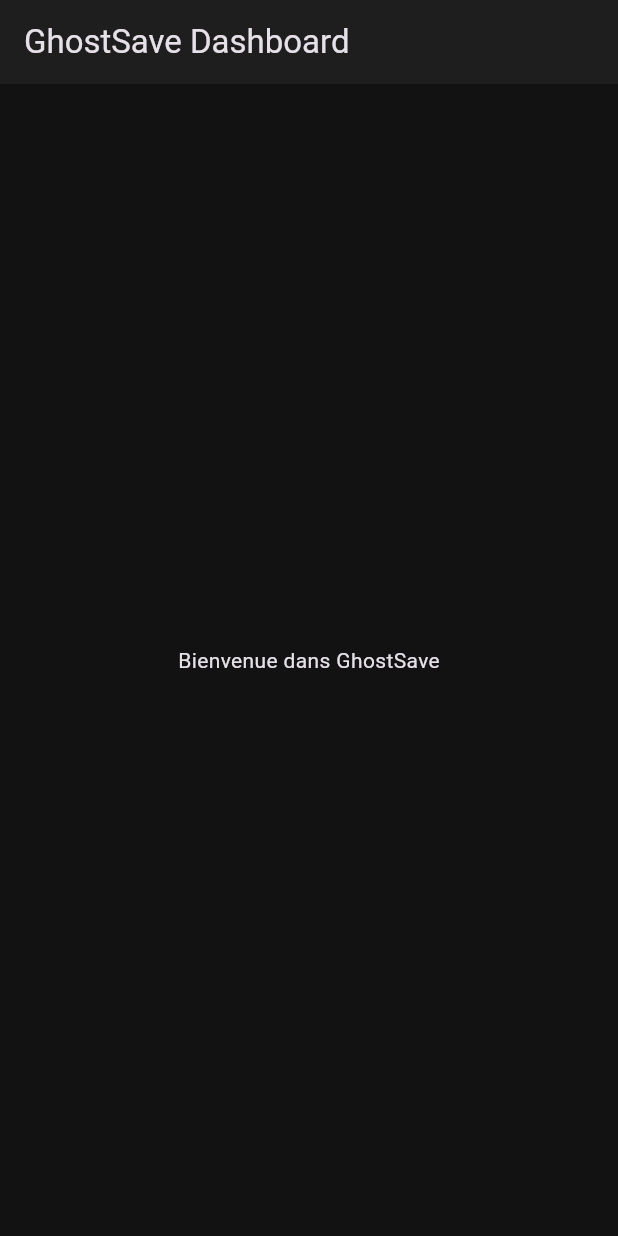
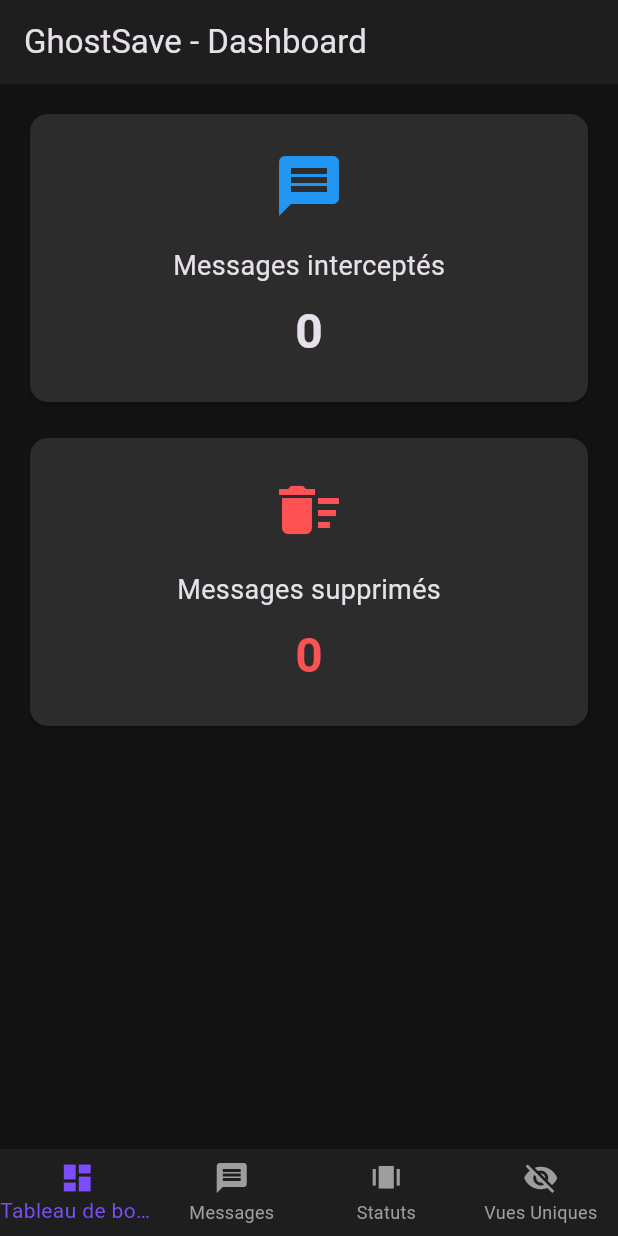
Before and after one commit to Dassi28/GhostSave, a Flutter app: the screen it shows after launch, on a phone screen of 412 x 824 dp. Run offline on Flutter 3.47's test engine with Material 3 defaults, Android fonts, the phone set to English and light mode, and no system bars; our stand-ins replace get, permission_handler, sqflite, watcher; accounts and stored records are empty; statements that could not run were skipped.

Commit message:
feat: Implement GhostSave core pages and logic
- Created MessageModel and MediaModel.
- Implemented StorageService for SQFlite persistence and queries.
- Implemented FileSystemService to watch and copy view once media and statuses.
- Added platform constraints `Platform.isAndroid` to safely allow building on iOS.
- Implemented Dashboard, Messages, Statuses and ViewOnce modules with GetX architecture.
- Added intl dependency for date formatting.
- Requested Android permissions properly using permission_handler.

Co-authored-by: Dassi28 <177554869+Dassi28@users.noreply.github.com>

```diff
--- a/lib/main.dart
+++ b/lib/main.dart
@@ -1,9 +1,26 @@
 import 'package:flutter/material.dart';
 import 'package:get/get.dart';
-import 'package:flutter/services.dart';
+import 'package:permission_handler/permission_handler.dart';
 
-void main() {
+import 'core/services/notification_service.dart';
+import 'core/services/storage_service.dart';
+import 'core/services/file_system_service.dart';
+
+import 'modules/dashboard/dashboard_view.dart';
+import 'modules/messages/messages_view.dart';
+import 'modules/statuses/statuses_view.dart';
+import 'modules/view_once/view_once_view.dart';
+
+void main() async {
   WidgetsFlutterBinding.ensureInitialized();
+
+  // Initialisation des services
+  await Get.putAsync(() => StorageService().init());
+  await Get.putAsync(() => FileSystemService().init());
+
+  // NotificationService dépend de StorageService
+  Get.put(NotificationService());
+
   runApp(const GhostSaveApp());
 }
 
@@ -21,51 +38,89 @@ class GhostSaveApp extends StatelessWidget {
           backgroundColor: Color(0xFF1E1E1E),
           elevation: 0,
         ),
+        bottomNavigationBarTheme: const BottomNavigationBarThemeData(
+          backgroundColor: Color(0xFF1E1E1E),
+          selectedItemColor: Colors.deepPurpleAccent,
+          unselectedItemColor: Colors.grey,
+        ),
       ),
-      initialBinding: InitialBinding(),
-      home: const DashboardView(),
+      home: const MainLayout(),
     );
   }
 }
 
-class InitialBinding extends Bindings {
+class MainLayout extends StatefulWidget {
+  const MainLayout({super.key});
+
   @override
-  void dependencies() {
-    Get.put(NotificationService());
-  }
+  State<MainLayout> createState() => _MainLayoutState();
 }
 
-class NotificationService extends GetxService {
-  static const MethodChannel _channel = MethodChannel('com.ghostsave/notifications');
+class _MainLayoutState extends State<MainLayout> {
+  int _currentIndex = 0;
+
+  final List<Widget> _pages = [
+    const DashboardView(),
+    const MessagesView(),
+    const StatusesView(),
+    const ViewOnceView(),
+  ];
 
   @override
-  void onInit() {
-    super.onInit();
-    _channel.setMethodCallHandler(_handleMethodCall);
+  void initState() {
+    super.initState();
+    _requestPermissions();
   }
 
-  Future<void> _handleMethodCall(MethodCall call) async {
-    if (call.method == 'onNotificationReceived') {
-      final data = call.arguments as Map<dynamic, dynamic>;
-      final title = data['title'];
-      final text = data['text'];
-      debugPrint('Notification received: $title - $text');
-      // Implémentation : sauvegarder dans SQFlite ici
+  Future<void> _requestPermissions() async {
+    // Demander les permissions de stockage
+    if (await Permission.manageExternalStorage.isDenied) {
+      await Permission.manageExternalStorage.request();
+    }
+    if (await Permission.storage.isDenied) {
+      await Permission.storage.request();
+    }
+    // Demander l'accès aux notifications (renvoie vers les paramètres Android)
+    if (await Permission.notification.isDenied) {
+      await Permission.notification.request();
+    }
+
+    // Une fois les permissions accordées, on démarre le watcher
+    if (await Permission.manageExternalStorage.isGranted || await Permission.storage.isGranted) {
+       Get.find<FileSystemService>().startFlashSaveWatcher();
     }
   }
-}
-
-class DashboardView extends StatelessWidget {
-  const DashboardView({super.key});
 
   @override
   Widget build(BuildContext context) {
     return Scaffold(
-      appBar: AppBar(
-        title: const Text('GhostSave Dashboard'),
-      ),
-      body: const Center(
-        child: Text('Bienvenue dans GhostSave'),
+      body: _pages[_currentIndex],
+      bottomNavigationBar: BottomNavigationBar(
+        currentIndex: _currentIndex,
+        onTap: (index) {
+          setState(() {
+            _currentIndex = index;
+          });
+        },
+        type: BottomNavigationBarType.fixed,
+        items: const [
+          BottomNavigationBarItem(
+            icon: Icon(Icons.dashboard),
+            label: 'Tableau de bord',
+          ),
+          BottomNavigationBarItem(
+            icon: Icon(Icons.message),
+            label: 'Messages',
+          ),
+          BottomNavigationBarItem(
+            icon: Icon(Icons.amp_stories),
+            label: 'Statuts',
+          ),
+          BottomNavigationBarItem(
+            icon: Icon(Icons.visibility_off),
+            label: 'Vues Uniques',
+          ),
+        ],
       ),
     );
   }
--- /dev/null
+++ b/lib/modules/dashboard/dashboard_controller.dart
@@ -0,0 +1,21 @@
+import 'package:get/get.dart';
+import '../../core/services/storage_service.dart';
+
+class DashboardController extends GetxController {
+  final StorageService _storageService = Get.find<StorageService>();
+
+  var totalMessages = 0.obs;
+  var deletedMessages = 0.obs;
+
+  @override
+  void onInit() {
+    super.onInit();
+    loadStats();
+  }
+
+  void loadStats() async {
+    final messages = await _storageService.getMessages();
+    totalMessages.value = messages.length;
+    deletedMessages.value = await _storageService.getDeletedMessagesCount();
+  }
+}
--- /dev/null
+++ b/lib/modules/dashboard/dashboard_view.dart
@@ -0,0 +1,73 @@
+import 'package:flutter/material.dart';
+import 'package:get/get.dart';
+import 'dashboard_controller.dart';
+
+class DashboardView extends StatelessWidget {
+  const DashboardView({super.key});
+
+  @override
+  Widget build(BuildContext context) {
+    final controller = Get.put(DashboardController());
+
+    return Scaffold(
+      appBar: AppBar(
+        title: const Text('GhostSave - Dashboard'),
+      ),
+      body: Obx(() {
+        return Padding(
+          padding: const EdgeInsets.all(16.0),
+          child: Column(
+            crossAxisAlignment: CrossAxisAlignment.stretch,
+            children: [
+              Card(
+                color: const Color(0xFF2C2C2C),
+                child: Padding(
+                  padding: const EdgeInsets.all(24.0),
+                  child: Column(
+                    children: [
+                      const Icon(Icons.message, size: 48, color: Colors.blue),
+                      const SizedBox(height: 16),
+                      const Text(
+                        'Messages interceptés',
+                        style: TextStyle(fontSize: 18),
+                      ),
+                      const SizedBox(height: 8),
+                      Text(
+                        '${controller.totalMessages.value}',
+                        style: const TextStyle(
+                            fontSize: 32, fontWeight: FontWeight.bold),
+                      ),
+                    ],
+                  ),
+                ),
+              ),
+              const SizedBox(height: 16),
+              Card(
+                color: const Color(0xFF2C2C2C),
+                child: Padding(
+                  padding: const EdgeInsets.all(24.0),
+                  child: Column(
+                    children: [
+                      const Icon(Icons.delete_sweep, size: 48, color: Colors.redAccent),
+                      const SizedBox(height: 16),
+                      const Text(
+                        'Messages supprimés',
+                        style: TextStyle(fontSize: 18),
+                      ),
+                      const SizedBox(height: 8),
+                      Text(
+                        '${controller.deletedMessages.value}',
+                        style: const TextStyle(
+                            fontSize: 32, fontWeight: FontWeight.bold, color: Colors.redAccent),
+                      ),
+                    ],
+                  ),
+                ),
+              ),
+            ],
+          ),
+        );
+      }),
+    );
+  }
+}
--- a/pubspec.yaml
+++ b/pubspec.yaml
@@ -40,6 +40,7 @@ dependencies:
   path: ^1.9.1
   watcher: ^1.2.1
   permission_handler: ^12.0.1
+  intl: ^0.20.2
 
 dev_dependencies:
   flutter_test:
```
Also changed, not shown: lib/core/services/file_system_service.dart (added, +92 -0 lines), lib/core/services/notification_service.dart (added, +43 -0 lines), lib/core/services/storage_service.dart (added, +73 -0 lines), lib/models/media_model.dart (added, +35 -0 lines), lib/models/message_model.dart (added, +35 -0 lines), lib/modules/messages/messages_controller.dart (added, +20 -0 lines), lib/modules/messages/messages_view.dart (added, +56 -0 lines), lib/modules/statuses/statuses_controller.dart (added, +29 -0 lines), lib/modules/statuses/statuses_view.dart (added, +70 -0 lines), lib/modules/view_once/view_once_controller.dart (added, +26 -0 lines), lib/modules/view_once/view_once_view.dart (added, +59 -0 lines), pubspec.lock.
